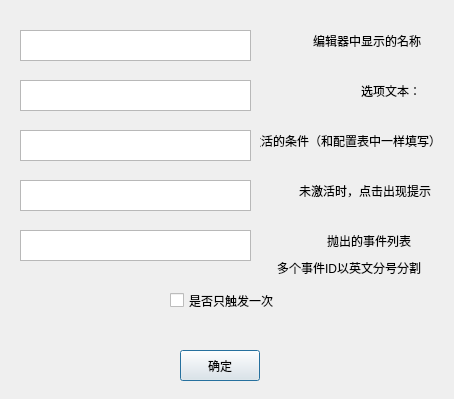
Old version of the form dlgsetoption.ui in the repository jezzychao/MazeEditor.
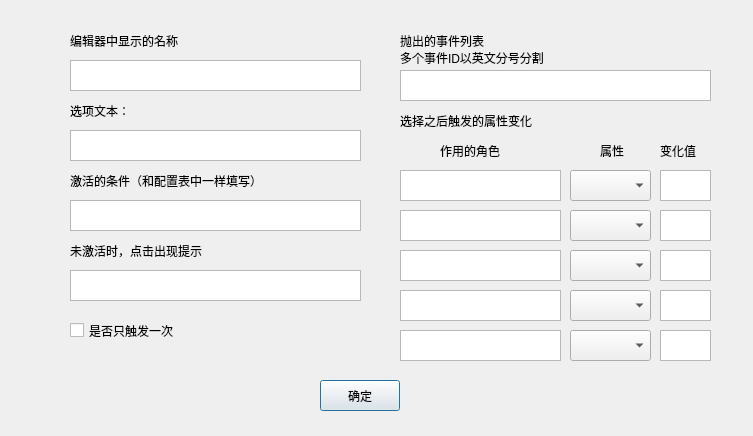
New version of the form.

Patch:
```diff
--- a/dlgsetoption.ui
+++ b/dlgsetoption.ui
@@ -6,8 +6,8 @@
    <rect>
     <x>0</x>
     <y>0</y>
-    <width>454</width>
-    <height>399</height>
+    <width>753</width>
+    <height>436</height>
    </rect>
   </property>
   <property name="windowTitle">
@@ -16,8 +16,8 @@
   <widget class="QPushButton" name="pushButton">
    <property name="geometry">
     <rect>
-     <x>180</x>
-     <y>350</y>
+     <x>320</x>
+     <y>380</y>
      <width>80</width>
      <height>31</height>
     </rect>
@@ -29,8 +29,8 @@
   <widget class="QLabel" name="label">
    <property name="geometry">
     <rect>
-     <x>340</x>
-     <y>80</y>
+     <x>70</x>
+     <y>100</y>
      <width>81</width>
      <height>21</height>
     </rect>
@@ -39,15 +39,15 @@
     <string>选项文本：</string>
    </property>
    <property name="alignment">
-    <set>Qt::AlignRight|Qt::AlignTrailing|Qt::AlignVCenter</set>
+    <set>Qt::AlignLeading|Qt::AlignLeft|Qt::AlignVCenter</set>
    </property>
   </widget>
   <widget class="QLabel" name="label_2">
    <property name="geometry">
     <rect>
-     <x>260</x>
-     <y>130</y>
-     <width>181</width>
+     <x>70</x>
+     <y>170</y>
+     <width>211</width>
      <height>21</height>
     </rect>
    </property>
@@ -55,14 +55,14 @@
     <string>激活的条件（和配置表中一样填写）</string>
    </property>
    <property name="alignment">
-    <set>Qt::AlignRight|Qt::AlignTrailing|Qt::AlignVCenter</set>
+    <set>Qt::AlignLeading|Qt::AlignLeft|Qt::AlignVCenter</set>
    </property>
   </widget>
   <widget class="QLabel" name="label_3">
    <property name="geometry">
     <rect>
-     <x>280</x>
-     <y>180</y>
+     <x>70</x>
+     <y>240</y>
      <width>151</width>
      <height>21</height>
     </rect>
@@ -71,14 +71,14 @@
     <string>未激活时，点击出现提示</string>
    </property>
    <property name="alignment">
-    <set>Qt::AlignRight|Qt::AlignTrailing|Qt::AlignVCenter</set>
+    <set>Qt::AlignLeading|Qt::AlignLeft|Qt::AlignVCenter</set>
    </property>
   </widget>
   <widget class="QLabel" name="label_4">
    <property name="geometry">
     <rect>
-     <x>300</x>
-     <y>230</y>
+     <x>400</x>
+     <y>30</y>
      <width>111</width>
      <height>21</height>
     </rect>
@@ -87,13 +87,13 @@
     <string>抛出的事件列表</string>
    </property>
    <property name="alignment">
-    <set>Qt::AlignRight|Qt::AlignTrailing|Qt::AlignVCenter</set>
+    <set>Qt::AlignLeading|Qt::AlignLeft|Qt::AlignVCenter</set>
    </property>
   </widget>
   <widget class="QLabel" name="label_6">
    <property name="geometry">
     <rect>
-     <x>300</x>
+     <x>70</x>
      <y>30</y>
      <width>121</width>
      <height>21</height>
@@ -103,15 +103,15 @@
     <string>编辑器中显示的名称</string>
    </property>
    <property name="alignment">
-    <set>Qt::AlignRight|Qt::AlignTrailing|Qt::AlignVCenter</set>
+    <set>Qt::AlignLeading|Qt::AlignLeft|Qt::AlignVCenter</set>
    </property>
   </widget>
   <widget class="QTextEdit" name="txt_remark">
    <property name="geometry">
     <rect>
-     <x>20</x>
-     <y>30</y>
-     <width>231</width>
+     <x>70</x>
+     <y>60</y>
+     <width>291</width>
      <height>31</height>
     </rect>
    </property>
@@ -119,9 +119,9 @@
   <widget class="QTextEdit" name="txt_text">
    <property name="geometry">
     <rect>
-     <x>20</x>
-     <y>80</y>
-     <width>231</width>
+     <x>70</x>
+     <y>130</y>
+     <width>291</width>
      <height>31</height>
     </rect>
    </property>
@@ -129,9 +129,9 @@
   <widget class="QTextEdit" name="txt_cond">
    <property name="geometry">
     <rect>
-     <x>20</x>
-     <y>130</y>
-     <width>231</width>
+     <x>70</x>
+     <y>200</y>
+     <width>291</width>
      <height>31</height>
     </rect>
    </property>
@@ -139,9 +139,9 @@
   <widget class="QTextEdit" name="txt_tips">
    <property name="geometry">
     <rect>
-     <x>20</x>
-     <y>180</y>
-     <width>231</width>
+     <x>70</x>
+     <y>270</y>
+     <width>291</width>
      <height>31</height>
     </rect>
    </property>
@@ -149,9 +149,9 @@
   <widget class="QTextEdit" name="txt_events">
    <property name="geometry">
     <rect>
-     <x>20</x>
-     <y>230</y>
-     <width>231</width>
+     <x>400</x>
+     <y>70</y>
+     <width>311</width>
      <height>31</height>
     </rect>
    </property>
@@ -159,9 +159,9 @@
   <widget class="QLabel" name="label_7">
    <property name="geometry">
     <rect>
-     <x>50</x>
-     <y>260</y>
-     <width>371</width>
+     <x>400</x>
+     <y>50</y>
+     <width>251</width>
      <height>16</height>
     </rect>
    </property>
@@ -169,14 +169,14 @@
     <string>多个事件ID以英文分号分割</string>
    </property>
    <property name="alignment">
-    <set>Qt::AlignRight|Qt::AlignTrailing|Qt::AlignVCenter</set>
+    <set>Qt::AlignLeading|Qt::AlignLeft|Qt::AlignVCenter</set>
    </property>
   </widget>
   <widget class="QCheckBox" name="cebox">
    <property name="geometry">
     <rect>
-     <x>170</x>
-     <y>280</y>
+     <x>70</x>
+     <y>310</y>
      <width>121</width>
      <height>41</height>
     </rect>
@@ -200,6 +200,230 @@
     <bool>false</bool>
    </property>
   </widget>
+  <widget class="QLabel" name="label_5">
+   <property name="geometry">
+    <rect>
+     <x>400</x>
+     <y>110</y>
+     <width>171</width>
+     <height>21</height>
+    </rect>
+   </property>
+   <property name="text">
+    <string>选择之后触发的属性变化</string>
+   </property>
+   <property name="alignment">
+    <set>Qt::AlignLeading|Qt::AlignLeft|Qt::AlignVCenter</set>
+   </property>
+  </widget>
+  <widget class="QLabel" name="label_8">
+   <property name="geometry">
+    <rect>
+     <x>440</x>
+     <y>140</y>
+     <width>71</width>
+     <height>21</height>
+    </rect>
+   </property>
+   <property name="text">
+    <string>作用的角色</string>
+   </property>
+   <property name="alignment">
+    <set>Qt::AlignLeading|Qt::AlignLeft|Qt::AlignVCenter</set>
+   </property>
+  </widget>
+  <widget class="QLabel" name="label_9">
+   <property name="geometry">
+    <rect>
+     <x>600</x>
+     <y>140</y>
+     <width>51</width>
+     <height>21</height>
+    </rect>
+   </property>
+   <property name="text">
+    <string>属性</string>
+   </property>
+   <property name="alignment">
+    <set>Qt::AlignLeading|Qt::AlignLeft|Qt::AlignVCenter</set>
+   </property>
+  </widget>
+  <widget class="QLabel" name="label_10">
+   <property name="geometry">
+    <rect>
+     <x>660</x>
+     <y>140</y>
+     <width>51</width>
+     <height>21</height>
+    </rect>
+   </property>
+   <property name="text">
+    <string>变化值</string>
+   </property>
+   <property name="alignment">
+    <set>Qt::AlignLeading|Qt::AlignLeft|Qt::AlignVCenter</set>
+   </property>
+  </widget>
+  <widget class="QWidget" name="attrs" native="true">
+   <property name="geometry">
+    <rect>
+     <x>390</x>
+     <y>120</y>
+     <width>331</width>
+     <height>251</height>
+    </rect>
+   </property>
+   <widget class="QComboBox" name="cmb_attr_2">
+    <property name="geometry">
+     <rect>
+      <x>180</x>
+      <y>90</y>
+      <width>81</width>
+      <height>31</height>
+     </rect>
+    </property>
+   </widget>
+   <widget class="QTextEdit" name="txt_delta_2">
+    <property name="geometry">
+     <rect>
+      <x>270</x>
+      <y>90</y>
+      <width>51</width>
+      <height>31</height>
+     </rect>
+    </property>
+   </widget>
+   <widget class="QTextEdit" name="txt_delta_5">
+    <property name="geometry">
+     <rect>
+      <x>270</x>
+      <y>210</y>
+      <width>51</width>
+      <height>31</height>
+     </rect>
+    </property>
+   </widget>
+   <widget class="QTextEdit" name="txt_role_1">
+    <property name="geometry">
+     <rect>
+      <x>10</x>
+      <y>50</y>
+      <width>161</width>
+      <height>31</height>
+     </rect>
+    </property>
+   </widget>
+   <widget class="QTextEdit" name="txt_delta_1">
+    <property name="geometry">
+     <rect>
+      <x>270</x>
+      <y>50</y>
+      <width>51</width>
+      <height>31</height>
+     </rect>
+    </property>
+   </widget>
+   <widget class="QTextEdit" name="txt_role_3">
+    <property name="geometry">
+     <rect>
+      <x>10</x>
+      <y>130</y>
+      <width>161</width>
+      <height>31</height>
+     </rect>
+    </property>
+   </widget>
+   <widget class="QComboBox" name="cmb_attr_4">
+    <property name="geometry">
+     <rect>
+      <x>180</x>
+      <y>170</y>
+      <width>81</width>
+      <height>31</height>
+     </rect>
+    </property>
+   </widget>
+   <widget class="QComboBox" name="cmb_attr_3">
+    <property name="geometry">
+     <rect>
+      <x>180</x>
+      <y>130</y>
+      <width>81</width>
+      <height>31</height>
+     </rect>
+    </property>
+   </widget>
+   <widget class="QComboBox" name="cmb_attr_1">
+    <property name="geometry">
+     <rect>
+      <x>180</x>
+      <y>50</y>
+      <width>81</width>
+      <height>31</height>
+     </rect>
+    </property>
+   </widget>
+   <widget class="QTextEdit" name="txt_delta_3">
+    <property name="geometry">
+     <rect>
+      <x>270</x>
+      <y>130</y>
+      <width>51</width>
+      <height>31</height>
+     </rect>
+    </property>
+   </widget>
+   <widget class="QTextEdit" name="txt_role_5">
+    <property name="geometry">
+     <rect>
+      <x>10</x>
+      <y>210</y>
+      <width>161</width>
+      <height>31</height>
+     </rect>
+    </property>
+   </widget>
+   <widget class="QComboBox" name="cmb_attr_5">
+    <property name="geometry">
+     <rect>
+      <x>180</x>
+      <y>210</y>
+      <width>81</width>
+      <height>31</height>
+     </rect>
+    </property>
+   </widget>
+   <widget class="QTextEdit" name="txt_role_2">
+    <property name="geometry">
+     <rect>
+      <x>10</x>
+      <y>90</y>
+      <width>161</width>
+      <height>31</height>
+     </rect>
+    </property>
+   </widget>
+   <widget class="QTextEdit" name="txt_delta_4">
+    <property name="geometry">
+     <rect>
+      <x>270</x>
+      <y>170</y>
+      <width>51</width>
+      <height>31</height>
+     </rect>
+    </property>
+   </widget>
+   <widget class="QTextEdit" name="txt_role_4">
+    <property name="geometry">
+     <rect>
+      <x>10</x>
+      <y>170</y>
+      <width>161</width>
+      <height>31</height>
+     </rect>
+    </property>
+   </widget>
+  </widget>
  </widget>
  <resources/>
  <connections/>
```
